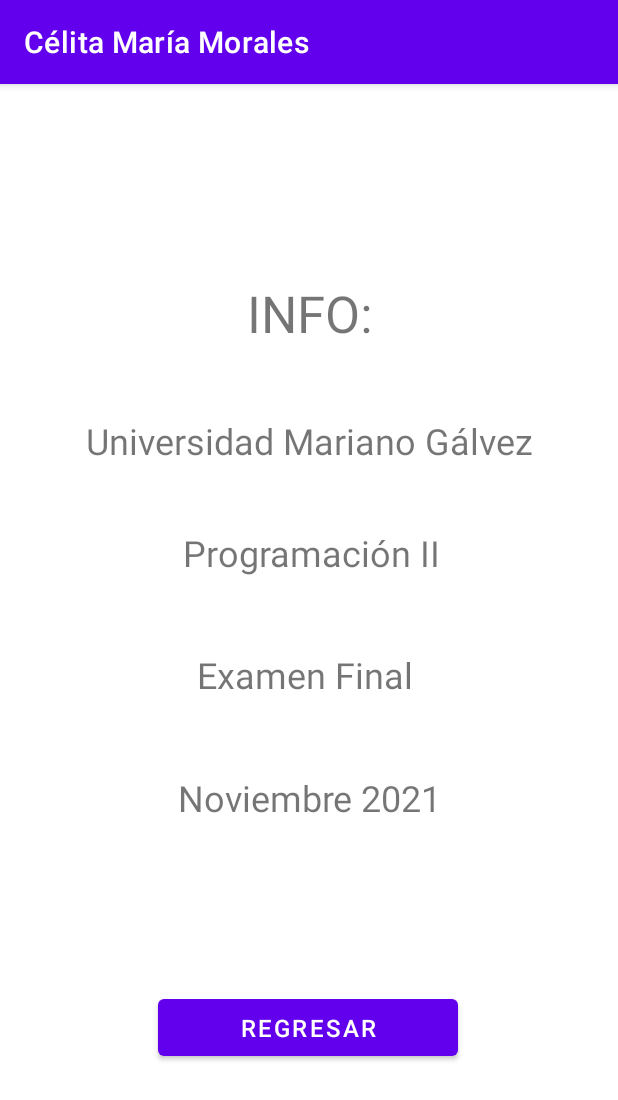
After one commit to celm94/ExamenFINALprogra2, an Android app: the INFO screen opened directly, with no data from a screen before it, on a phone screen of 412 x 824 dp. The commit adds this screen. Shown: the top 1100 px of the screen. Run offline under Robolectric (Android 15) with nearby library versions, the phone set to English and light mode, and no system bars.

Commit message:
INFO agregada

```diff
--- a/app/src/main/AndroidManifest.xml
+++ b/app/src/main/AndroidManifest.xml
@@ -10,6 +10,9 @@
         android:supportsRtl="true"
         android:theme="@style/Theme.AppUd">
         <activity
+            android:name=".Activities.INFO"
+            android:exported="false" />
+        <activity
             android:name=".Activities.MainActivity"
             android:exported="true">
             <intent-filter>
--- /dev/null
+++ b/app/src/main/java/com/example/appud/Activities/INFO.kt
@@ -0,0 +1,20 @@
+package com.example.appud.Activities
+
+import android.content.Intent
+import androidx.appcompat.app.AppCompatActivity
+import android.os.Bundle
+import com.example.appud.R
+import kotlinx.android.synthetic.main.activity_info.*
+import kotlinx.android.synthetic.main.activity_main.*
+
+class INFO : AppCompatActivity() {
+    override fun onCreate(savedInstanceState: Bundle?) {
+        super.onCreate(savedInstanceState)
+        setContentView(R.layout.activity_info)
+
+        regresarButton.setOnClickListener{
+            val intent2 = Intent(this, MainActivity::class.java)
+            startActivity(intent2)
+        }
+    }
+}
--- a/app/src/main/java/com/example/appud/Activities/MainActivity.kt
+++ b/app/src/main/java/com/example/appud/Activities/MainActivity.kt
@@ -1,7 +1,9 @@
 package com.example.appud.Activities
 
+import android.content.Intent
 import androidx.appcompat.app.AppCompatActivity
 import android.os.Bundle
+import android.view.View
 import android.widget.Button
 import android.widget.TextView
 import com.example.appud.R
@@ -35,10 +37,19 @@ class MainActivity : AppCompatActivity() {
     private lateinit var nueve: Button
 
 
+
+
     override fun onCreate(savedInstanceState: Bundle?) {
         super.onCreate(savedInstanceState)
         setContentView(R.layout.activity_main)
         InicializarComponentes()
+
+        butINFO.setOnClickListener{
+            val intent = Intent(this, INFO::class.java)
+            startActivity(intent)
+        }
+
+
 
 
 
--- /dev/null
+++ b/app/src/main/res/layout/activity_info.xml
@@ -0,0 +1,89 @@
+<?xml version="1.0" encoding="utf-8"?>
+<androidx.constraintlayout.widget.ConstraintLayout xmlns:android="http://schemas.android.com/apk/res/android"
+    xmlns:app="http://schemas.android.com/apk/res-auto"
+    xmlns:tools="http://schemas.android.com/tools"
+    android:layout_width="match_parent"
+    android:layout_height="match_parent"
+    tools:context=".Activities.INFO">
+
+    <TextView
+        android:id="@+id/textView5"
+        android:layout_width="wrap_content"
+        android:layout_height="wrap_content"
+        android:gravity="center"
+        android:text="Noviembre 2021"
+        android:textSize="24sp"
+        app:layout_constraintBottom_toBottomOf="parent"
+        app:layout_constraintEnd_toEndOf="parent"
+        app:layout_constraintStart_toStartOf="parent"
+        app:layout_constraintTop_toBottomOf="@+id/textView4"
+        app:layout_constraintVertical_bias="0.152" />
+
+    <Button
+        android:id="@+id/regresarButton"
+        android:layout_width="200dp"
+        android:layout_height="50dp"
+        android:layout_marginBottom="104dp"
+        android:gravity="center"
+        android:text="REGRESAR"
+        android:textSize="16sp"
+        app:layout_constraintBottom_toBottomOf="parent"
+        app:layout_constraintEnd_toEndOf="parent"
+        app:layout_constraintHorizontal_bias="0.497"
+        app:layout_constraintStart_toStartOf="parent"
+        app:layout_constraintTop_toBottomOf="@+id/textView5"
+        app:layout_constraintVertical_bias="0.918" />
+
+    <TextView
+        android:id="@+id/textView"
+        android:layout_width="wrap_content"
+        android:layout_height="wrap_content"
+        android:gravity="center"
+        android:text="INFO:"
+        android:textSize="34sp"
+        app:layout_constraintBottom_toBottomOf="parent"
+        app:layout_constraintEnd_toEndOf="parent"
+        app:layout_constraintStart_toStartOf="parent"
+        app:layout_constraintTop_toTopOf="parent"
+        app:layout_constraintVertical_bias="0.18" />
+
+    <TextView
+        android:id="@+id/textView2"
+        android:layout_width="wrap_content"
+        android:layout_height="wrap_content"
+        android:gravity="center"
+        android:text="Universidad Mariano Gálvez"
+        android:textSize="24sp"
+        app:layout_constraintBottom_toBottomOf="parent"
+        app:layout_constraintEnd_toEndOf="parent"
+        app:layout_constraintStart_toStartOf="parent"
+        app:layout_constraintTop_toBottomOf="@+id/textView"
+        app:layout_constraintVertical_bias="0.082" />
+
+    <TextView
+        android:id="@+id/textView3"
+        android:layout_width="wrap_content"
+        android:layout_height="wrap_content"
+        android:gravity="center"
+        android:text="Programación II"
+        android:textSize="24sp"
+        app:layout_constraintBottom_toBottomOf="parent"
+        app:layout_constraintEnd_toEndOf="parent"
+        app:layout_constraintHorizontal_bias="0.508"
+        app:layout_constraintStart_toStartOf="parent"
+        app:layout_constraintTop_toBottomOf="@+id/textView2"
+        app:layout_constraintVertical_bias="0.087" />
+
+    <TextView
+        android:id="@+id/textView4"
+        android:layout_width="wrap_content"
+        android:layout_height="wrap_content"
+        android:gravity="center"
+        android:text="Examen Final "
+        android:textSize="24sp"
+        app:layout_constraintBottom_toBottomOf="parent"
+        app:layout_constraintEnd_toEndOf="parent"
+        app:layout_constraintStart_toStartOf="parent"
+        app:layout_constraintTop_toBottomOf="@+id/textView3"
+        app:layout_constraintVertical_bias="0.12" />
+</androidx.constraintlayout.widget.ConstraintLayout>
--- a/app/src/main/res/layout/activity_main.xml
+++ b/app/src/main/res/layout/activity_main.xml
@@ -82,6 +82,7 @@
         android:layout_height="0dp"
         android:layout_marginStart="5dp"
         android:layout_marginTop="5dp"
+
         android:layout_marginEnd="5dp"
         android:text="INFO"
 
@@ -343,7 +344,7 @@
         android:layout_marginBottom="3dp"
         android:gravity="center|right"
         android:text="0"
-        android:textSize="96sp"
+        android:textSize="80sp"
         app:layout_constraintBottom_toTopOf="@+id/guideline7"
         app:layout_constraintEnd_toEndOf="parent"
         app:layout_constraintStart_toStartOf="parent"
```
